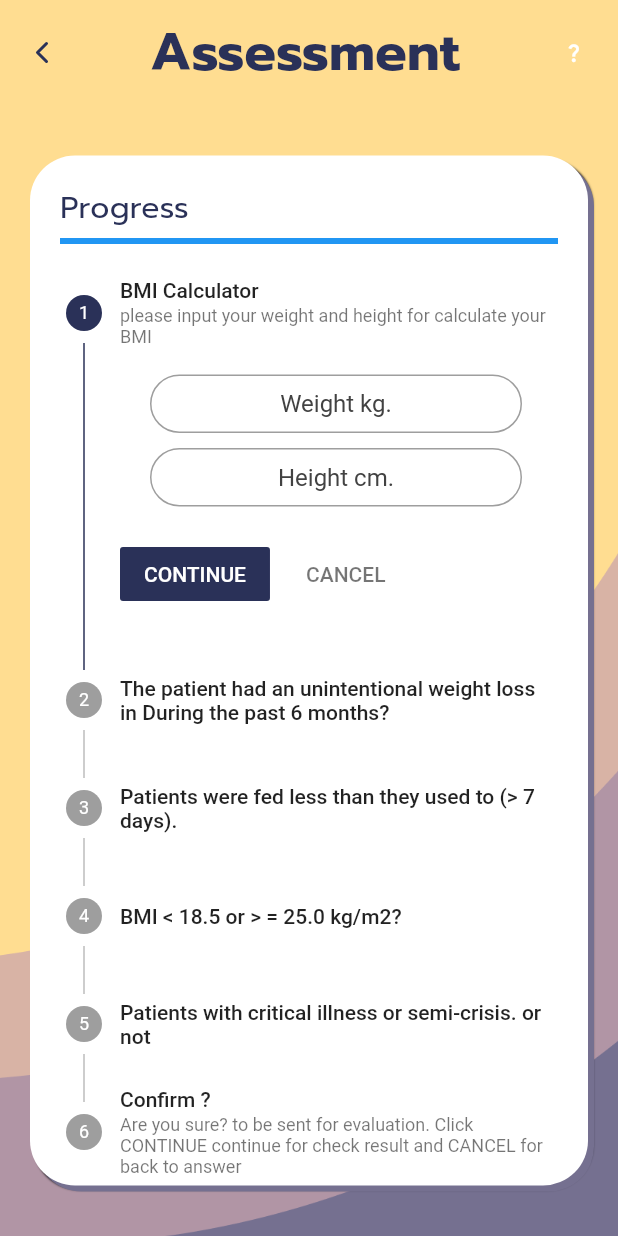
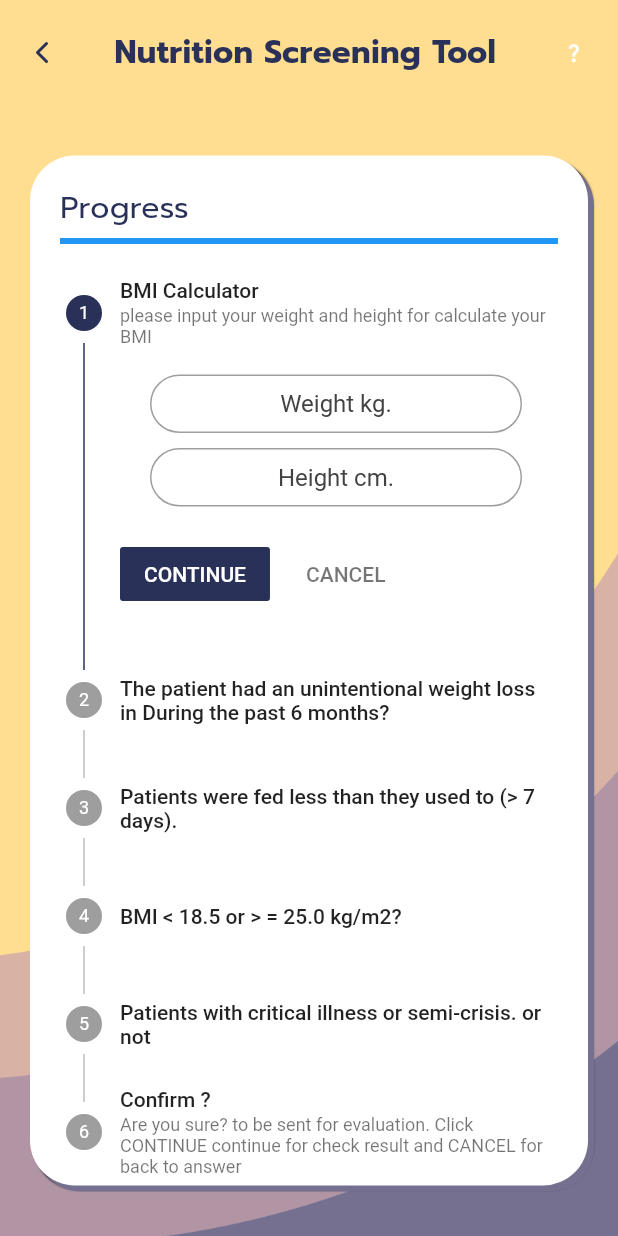
Before and after one commit to GS-KMUTNB/msa-app, a Flutter app: the AssessmentScreen screen opened directly, on a phone screen of 412 x 824 dp. Run offline on Flutter 3.47's test engine with Material 2 defaults, Android fonts, the phone set to English and light mode, and no system bars; drawn by our look-alikes of auto_size_text; our stand-ins replace custom_radio_grouped_button, flutter_feather_icons.

Commit message:
feat: 🎸 (result) add logical result from form assessment

```diff
--- a/lib/models/screening.dart
+++ b/lib/models/screening.dart
@@ -33,7 +33,7 @@ class Screening {
   final String weight;
   final String height;
   final String bmi;
-  final List<NutritionalForm>? formData;
+  final List<String>? formData;
 
   const Screening(
     this.date,
--- a/lib/screens/assessment.dart
+++ b/lib/screens/assessment.dart
@@ -95,10 +95,10 @@ class _AssessmentScreenState extends State<AssessmentScreen> {
       wValue,
       hValue,
       bmiValue,
-      null,
+      result,
     );
 
-    var fromOne = <Step>[
+    var formOne = <Step>[
       Step(
         isActive: true,
         title: haveBMIValue
@@ -244,7 +244,7 @@ class _AssessmentScreenState extends State<AssessmentScreen> {
       appBar: MsaAppBar(
         haveTutor: true,
         ctx: context,
-        title: "Assessment",
+        title: "Nutrition Screening Tool",
         onPressed: () {
           Navigator.pop(context);
         },
@@ -325,7 +325,7 @@ class _AssessmentScreenState extends State<AssessmentScreen> {
                                   });
                                 }
 
-                                if (_index < (fromOne.length - 1)) {
+                                if (_index < (formOne.length - 1)) {
                                   // To next Step
                                   setState(() {
                                     _index += 1;
@@ -354,7 +354,7 @@ class _AssessmentScreenState extends State<AssessmentScreen> {
                             },
                             //*on tab
                             onStepTapped: (int index) => null,
-                            steps: fromOne,
+                            steps: formOne,
                           ),
                         ],
                       ),
--- a/lib/screens/descriptions.dart
+++ b/lib/screens/descriptions.dart
@@ -18,9 +18,9 @@ class DescriptionScreen extends StatelessWidget {
 
     return MsaScaffold(
       appbar: MsaAppBar(
-        haveTutor: true,
+        haveTutor: false,
         ctx: context,
-        title: "Assessment",
+        title: "Nutrition Screening Tool",
         onPressed: () {
           Navigator.pop(context);
         },
--- a/lib/shared/result/result.dart
+++ b/lib/shared/result/result.dart
@@ -1 +1,2 @@
 export './text_row.dart';
+export './form_list.dart';
```
Also changed, not shown: lib/screens/result.dart (+24 -5 lines), lib/shared/result/form_list.dart (added, +56 -0 lines).
